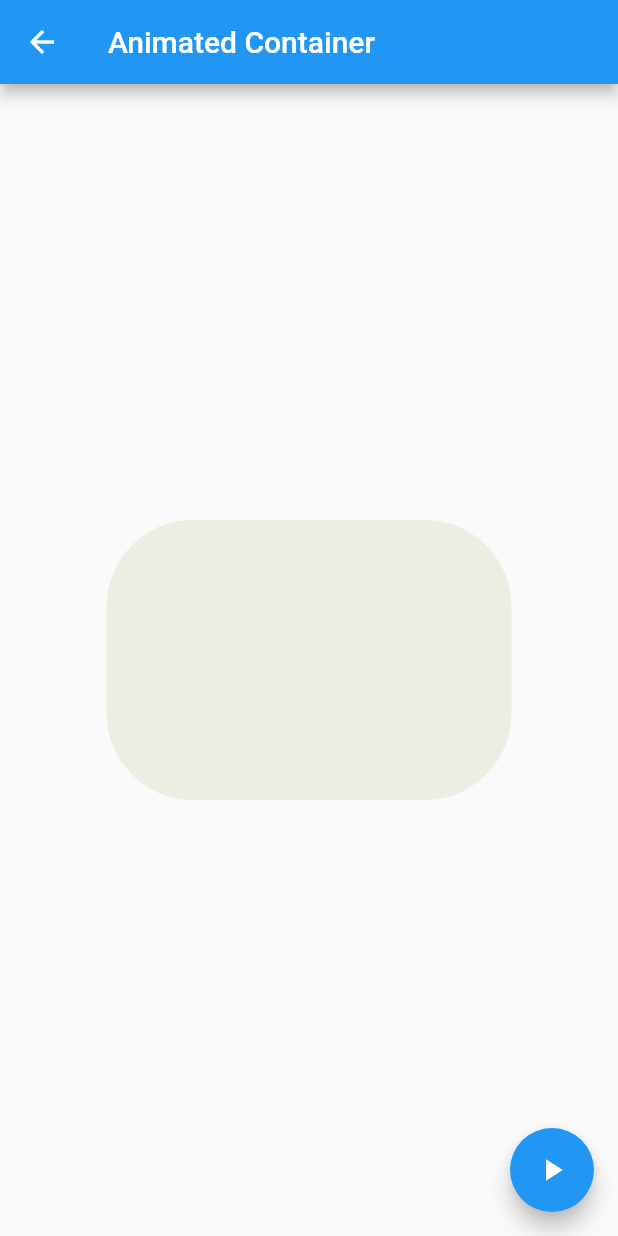
After one commit to rodrigohernandezdev/flutter-basics-component, a Flutter app: the AnimatedContainerPage screen opened by its route, after a tap on the "play arrow" icon, on a phone screen of 412 x 824 dp. The commit adds this screen. Run offline on Flutter 3.47's test engine with Material 2 defaults, Android fonts, the phone set to English and light mode, and no system bars.

Commit message:
Add animated view

```diff
--- a/data/menu_opts.json
+++ b/data/menu_opts.json
@@ -15,6 +15,11 @@
             "ruta" : "card",
             "icon" : "folder_open",
             "texto": "Cards - Tarjetas"
+        },
+        {
+            "ruta" : "animatedContainer",
+            "icon" : "donut_large",
+            "texto": "Animated - Container"
         }
     ]
 }
--- /dev/null
+++ b/lib/src/pages/animated_container.dart
@@ -0,0 +1,54 @@
+import 'dart:math';
+
+import 'package:flutter/material.dart';
+
+class AnimatedContainerPage extends StatefulWidget {
+  @override
+  _AnimatedContainerPageState createState() => _AnimatedContainerPageState();
+}
+
+class _AnimatedContainerPageState extends State<AnimatedContainerPage> {
+  double _width = 50.0, _height = 50.0;
+  Color _color = Colors.pink;
+  BorderRadiusGeometry _borderRadius = BorderRadius.circular(8.0);
+
+  @override
+  Widget build(BuildContext context) {
+    return Scaffold(
+      appBar: AppBar(
+        title: Text('Animated Container'),
+      ),
+      body: Center(
+        child: AnimatedContainer(
+          width: _width,
+          height: _height,
+          decoration: BoxDecoration(
+            borderRadius: _borderRadius,
+            color: _color
+          ),
+          duration: Duration(seconds: 1),
+          curve: Curves.fastOutSlowIn,
+        ),
+      ),
+      floatingActionButton: FloatingActionButton(
+        child: Icon(Icons.play_arrow),
+        onPressed: _changeForm,
+      ),
+    );
+  }
+
+  void _changeForm() {
+    final random = Random();
+    _width += random.nextInt(300).toDouble();
+    _height += random.nextInt(300).toDouble();
+    _color = Color.fromARGB(
+        random.nextInt(255),
+        random.nextInt(255),
+        random.nextInt(255),
+        1
+    );
+    _borderRadius = BorderRadius.circular(random.nextInt(100).toDouble());
+    setState(() {
+    });
+  }
+}
--- a/lib/src/pages/home_page.dart
+++ b/lib/src/pages/home_page.dart
@@ -1,4 +1,3 @@
-import 'package:components/src/pages/alert_page.dart';
 import 'package:components/src/providers/menu_provider.dart';
 import 'package:components/src/utils/icon_string_util.dart';
 import 'package:flutter/material.dart';
--- a/lib/src/routes/routes.dart
+++ b/lib/src/routes/routes.dart
@@ -1,4 +1,5 @@
 import 'package:components/src/pages/alert_page.dart';
+import 'package:components/src/pages/animated_container.dart';
 import 'package:components/src/pages/avatar_page.dart';
 import 'package:components/src/pages/home_page.dart';
 import 'package:flutter/material.dart';
@@ -9,5 +10,6 @@ Map<String, WidgetBuilder> getApplicationRoutes(){
     '/': (BuildContext context) => HomePage(),
     'alert': (BuildContext context) => AlertPage(),
     'avatar': (BuildContext context) => AvatarPage(),
+    'animatedContainer': (BuildContext context) => AnimatedContainerPage(),
   };
 }
--- a/lib/src/utils/icon_string_util.dart
+++ b/lib/src/utils/icon_string_util.dart
@@ -4,6 +4,7 @@ final _icons = <String, IconData>{
   'add_alert': Icons.add_alert,
   'accessibility': Icons.accessibility,
   'folder_open': Icons.folder_open,
+  'donut_large': Icons.donut_large,
 };
 
 Icon getIcon(String name){
```
Also changed, not shown: lib/src/pages/alert_page.dart (+42 -0 lines), lib/src/pages/avatar_page.dart (+24 -0 lines).
